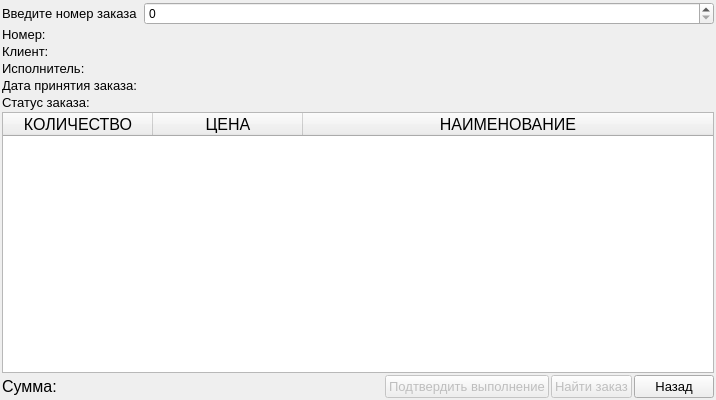
This is code/form_for_show_order.ui in Alex-Sidorov/SEFOLL as Qt 5 draws it before an edit. The edited form follows.
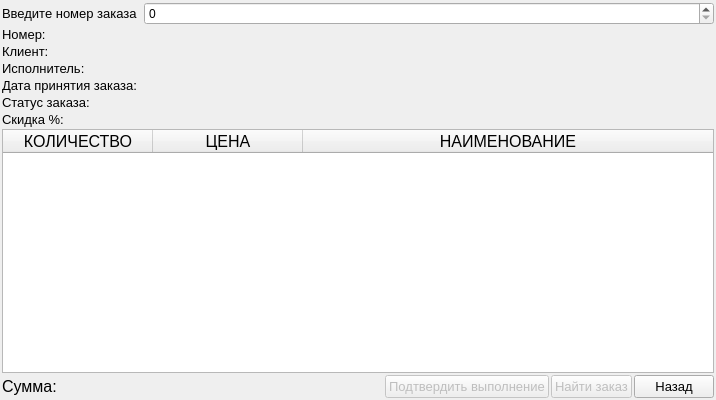
This is the edited form.

Commit message: add discount for orders

Diff of the .ui file:
```diff
--- a/code/form_for_show_order.ui
+++ b/code/form_for_show_order.ui
@@ -160,6 +160,18 @@
      </property>
     </widget>
    </item>
+   <item>
+    <widget class="QLabel" name="discount">
+     <property name="font">
+      <font>
+       <pointsize>10</pointsize>
+      </font>
+     </property>
+     <property name="text">
+      <string>Скидка %:</string>
+     </property>
+    </widget>
+   </item>
    <item>
     <widget class="QTableWidget" name="data_services">
      <property name="enabled">
@@ -297,7 +309,7 @@
        </font>
       </property>
       <property name="textAlignment">
-       <set>AlignHCenter|AlignVCenter|AlignCenter</set>
+       <set>AlignCenter</set>
       </property>
      </column>
      <column>
@@ -310,7 +322,7 @@
        </font>
       </property>
       <property name="textAlignment">
-       <set>AlignHCenter|AlignVCenter|AlignCenter</set>
+       <set>AlignCenter</set>
       </property>
       <property name="foreground">
        <brush brushstyle="SolidPattern">
@@ -334,7 +346,7 @@
        </font>
       </property>
       <property name="textAlignment">
-       <set>AlignHCenter|AlignVCenter|AlignCenter</set>
+       <set>AlignCenter</set>
       </property>
      </column>
     </widget>
```
Left out of the diff: 2 changed lines with no effect on the pictures. The commit also changes 72 other files.
